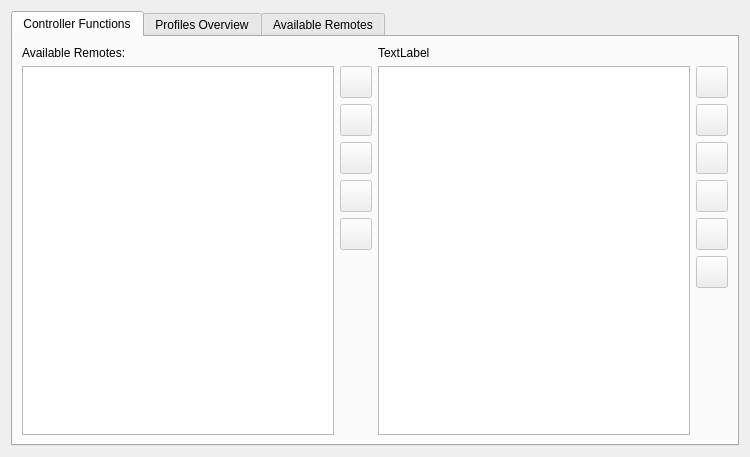
The window that kcmlirc/configurationwidget.ui (KDE/kremotecontrol) describes before a commit, drawn with Qt 5.
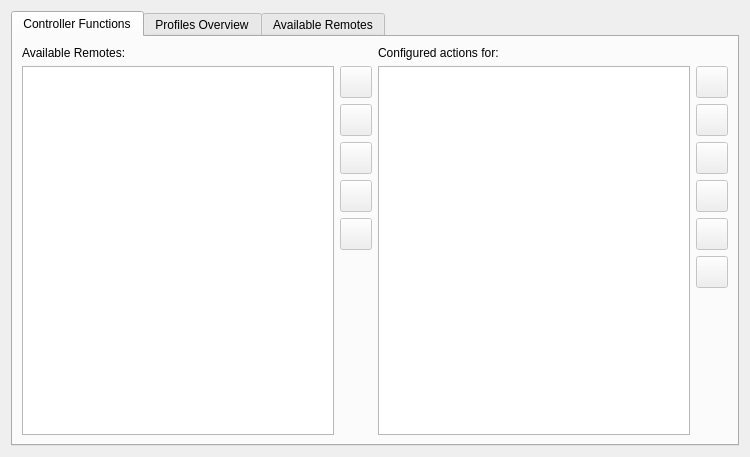
The same window after the commit. Custom widgets are drawn as their Qt base class.

Commit message: sorting modes and actions works now minor UI changes/fixes

Patch:
```diff
--- a/kcmlirc/configurationwidget.ui
+++ b/kcmlirc/configurationwidget.ui
@@ -25,7 +25,7 @@
        <string>Controller Functions</string>
       </attribute>
       <layout class="QGridLayout" name="gridLayout">
-       <item row="0" column="0" colspan="2">
+       <item row="0" column="0">
         <widget class="QLabel" name="label_2">
          <property name="maximumSize">
           <size>
@@ -41,12 +41,26 @@
          </property>
         </widget>
        </item>
-       <item row="0" column="2" colspan="2">
+       <item row="0" column="2">
+        <layout class="QHBoxLayout" name="horizontalLayout_2">
+         <property name="spacing">
+          <number>0</number>
+         </property>
+         <item>
         <widget class="QLabel" name="label_3">
          <property name="text">
-          <string>TextLabel</string>
-         </property>
-        </widget>
+            <string>Configured actions for:</string>
+           </property>
+          </widget>
+         </item>
+         <item>
+          <widget class="QLabel" name="lActions">
+           <property name="text">
+            <string/>
+           </property>
+          </widget>
+         </item>
+        </layout>
        </item>
        <item row="1" column="0" rowspan="7">
         <widget class="QTreeView" name="tvRemotes">
```
Lines whose indentation alone changed are shown as unchanged. The commit also changes 11 other files.
